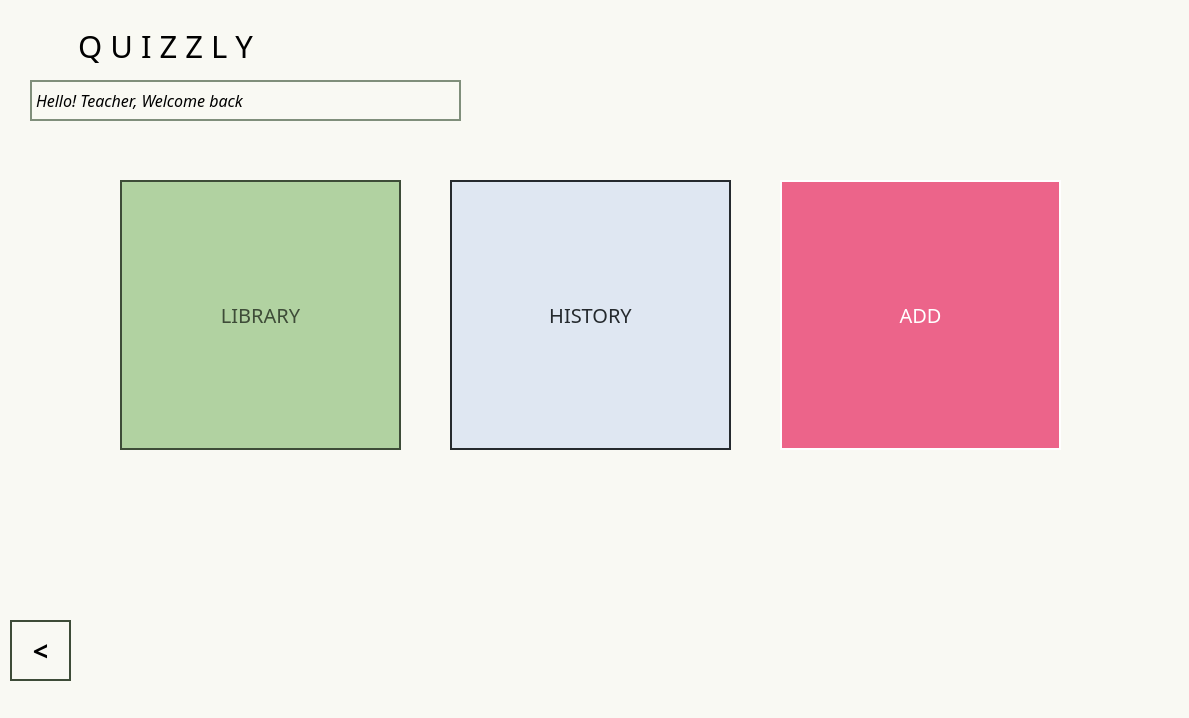
The window that form.ui (Lilly1812/QUIZZLY) describes before a commit, drawn with Qt 5.
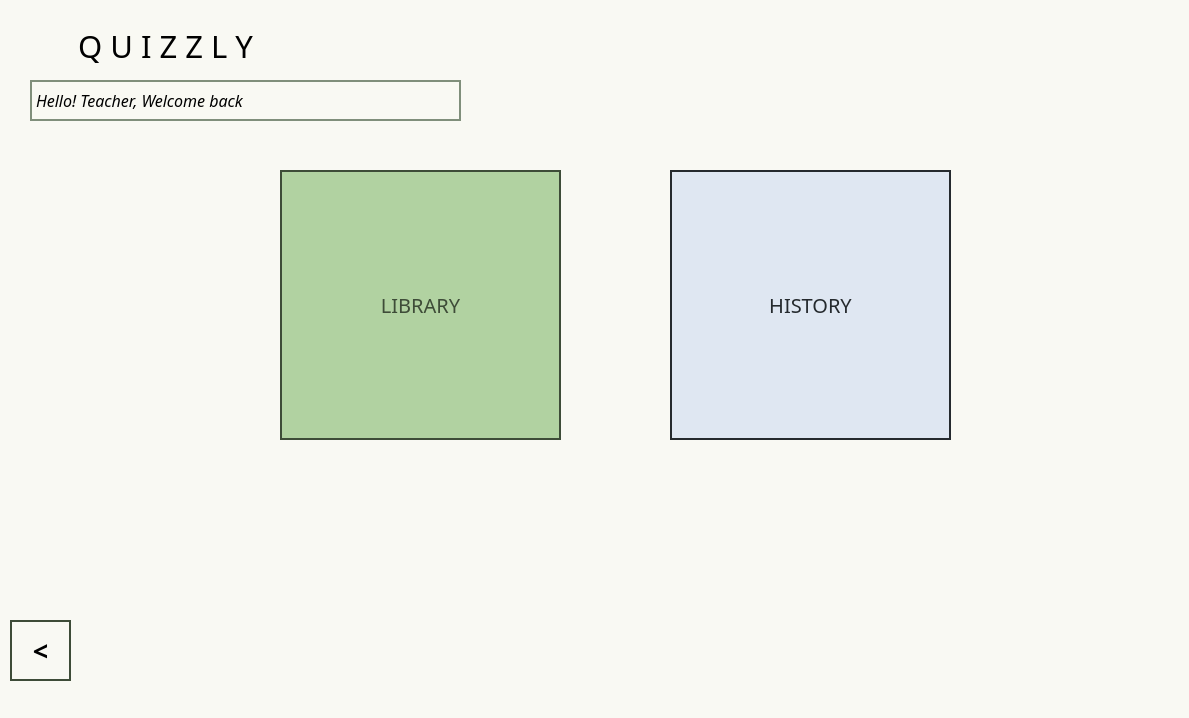
The same window after the commit. The open tabs and pages were chosen to show the change. Icons and pictures are not drawn.

What changed in the file:
```diff
--- a/form.ui
+++ b/form.ui
@@ -251,8 +251,8 @@
     <widget class="QPushButton" name="library">
      <property name="geometry">
       <rect>
-       <x>120</x>
-       <y>180</y>
+       <x>280</x>
+       <y>170</y>
        <width>281</width>
        <height>270</height>
       </rect>
@@ -275,8 +275,8 @@
     <widget class="QPushButton" name="history_teacher">
      <property name="geometry">
       <rect>
-       <x>450</x>
-       <y>180</y>
+       <x>670</x>
+       <y>170</y>
        <width>281</width>
        <height>270</height>
       </rect>
@@ -296,30 +296,6 @@
       <string>HISTORY</string>
      </property>
     </widget>
-    <widget class="QPushButton" name="add">
-     <property name="geometry">
-      <rect>
-       <x>780</x>
-       <y>180</y>
-       <width>281</width>
-       <height>270</height>
-      </rect>
-     </property>
-     <property name="font">
-      <font>
-       <family>Montserrat Alternates Medium</family>
-       <pointsize>15</pointsize>
-      </font>
-     </property>
-     <property name="styleSheet">
-      <string notr="true">color: rgb(255, 255, 255);
-border:  2px solid rgb(255, 255, 255);
-background-color: rgb(236, 100, 138);</string>
-     </property>
-     <property name="text">
-      <string>ADD</string>
-     </property>
-    </widget>
     <widget class="QLabel" name="text_hello">
      <property name="geometry">
       <rect>
```
Left out of the diff: 23 changed lines with no effect on the pictures.
